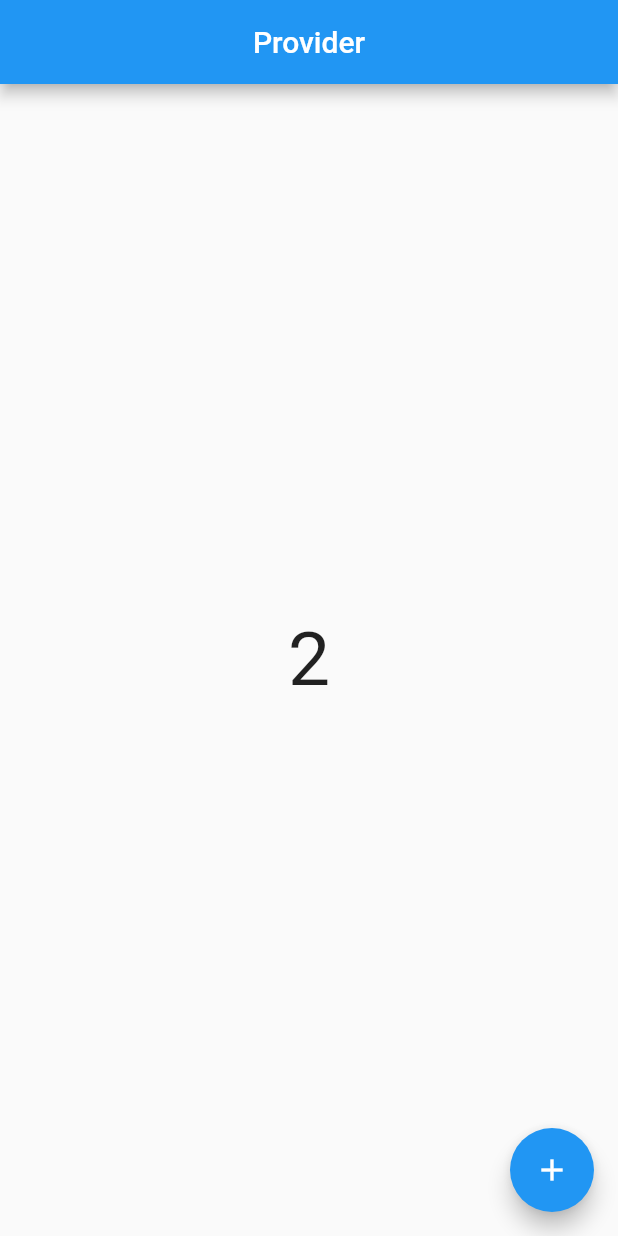
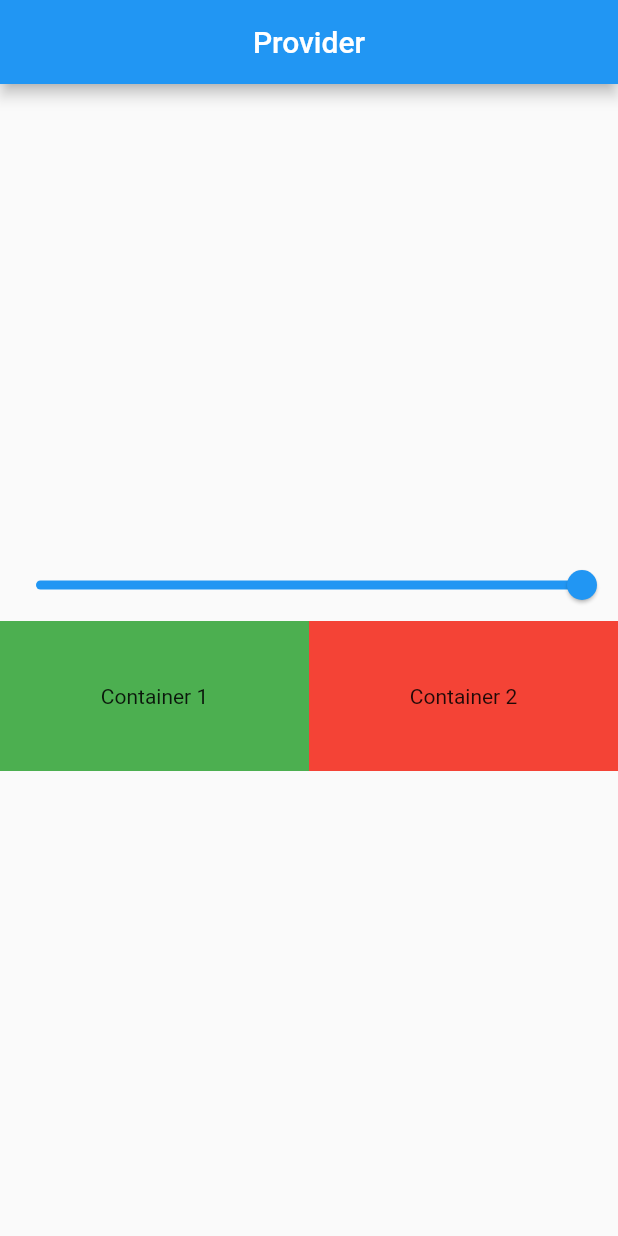
Before and after one commit to HaxOfficial/flutter_provider, a Flutter app: the screen it shows after launch, on a phone screen of 412 x 824 dp. Run offline on Flutter 3.47's test engine with Material 2 defaults, Android fonts, the phone set to English and light mode, and no system bars.

Commit message:
Flutter Multiple Provider

```diff
--- /dev/null
+++ b/lib/Provider/example_one_provider.dart
@@ -0,0 +1,12 @@
+import 'package:flutter/foundation.dart';
+
+class ExampleOneProvider with ChangeNotifier {
+   double _value = 1.0;
+   double get value => _value;
+
+   void setValue(double value1){
+      _value = value1;
+      notifyListeners();
+   }
+
+}
--- /dev/null
+++ b/lib/Screens/example_one.dart
@@ -0,0 +1,72 @@
+import 'package:flutter/material.dart';
+import 'package:provider/provider.dart';
+
+import '../Provider/example_one_provider.dart';
+
+class ExampleOneScreen extends StatefulWidget {
+  const ExampleOneScreen({super.key});
+
+  @override
+  State<ExampleOneScreen> createState() => _ExampleOneScreenState();
+}
+
+class _ExampleOneScreenState extends State<ExampleOneScreen> {
+  @override
+  Widget build(BuildContext context) {
+
+    return Scaffold(
+      appBar: AppBar(
+        title: Text("Provider"),
+        centerTitle: true,
+      ),
+
+      body: Column(
+        mainAxisAlignment: MainAxisAlignment.center,
+        children: [
+          Consumer<ExampleOneProvider>(builder: (context, value, child) {
+            return Slider(
+                min: 0,
+                max: 1,
+                value: value.value, onChanged: (value1){
+              value.setValue(value1);
+              // value = value1;
+            });
+          }),
+
+          Consumer<ExampleOneProvider>(builder: (context, value, child) {
+            return Row(
+              children: [
+                Expanded(
+                  child: Container(
+                    height: 100,
+                    decoration: BoxDecoration(
+                        color: Colors.green.withOpacity(value.value)
+                    ),
+                    child: Center(
+                      child: Text("Container 1"),
+                    ),
+                  ),
+                ),
+
+                Expanded(
+                  child: Container(
+                    height: 100,
+                    decoration: BoxDecoration(
+                        color: Colors.red.withOpacity(value.value)
+                    ),
+                    child: Center(
+                      child: Text("Container 2"),
+                    ),
+                  ),
+                ),
+
+              ],
+            );
+          }),
+
+
+        ],
+      ),
+    );
+  }
+}
--- a/lib/main.dart
+++ b/lib/main.dart
@@ -1,11 +1,10 @@
 import 'package:flutter/material.dart';
+import 'package:flutter_provider/Provider/example_one_provider.dart';
 import 'package:flutter_provider/Screens/count_example.dart';
-import 'package:flutter_provider/Screens/home_screen.dart';
-import 'package:flutter_provider/Screens/why_provider.dart';
+import 'package:flutter_provider/Screens/example_one.dart';
 import 'package:provider/provider.dart';
 
 import 'Provider/count_provider.dart';
-import 'Screens/stateful_widget_screen.dart';
 
 void main() {
   runApp(const MyApp());
@@ -17,17 +16,32 @@ class MyApp extends StatelessWidget {
   // This widget is the root of your application.
   @override
   Widget build(BuildContext context) {
+    // Todo : This is for Single Provider
+    // return ChangeNotifierProvider(
+    //   create: (_) => CountProvider(),
+    //   child: MaterialApp(
+    //     title: 'Flutter Demo',
+    //     debugShowCheckedModeBanner: false,
+    //     theme: ThemeData(
+    //       // colorScheme: ColorScheme.fromSeed(seedColor: Colors.deepPurple),
+    //       // useMaterial3: true,
+    //     ),
+    //     home: const CountExample(),
+    //   ),
+    // );
 
-    return ChangeNotifierProvider(
-      create: (_) => CountProvider(),
+
+    // Todo : This is for Multi Provider
+    return MultiProvider(
+      providers: [
+        ChangeNotifierProvider(create: (_) => CountProvider()),
+        ChangeNotifierProvider(create: (_) => ExampleOneProvider()),
+      ],
       child: MaterialApp(
         title: 'Flutter Demo',
         debugShowCheckedModeBanner: false,
-        theme: ThemeData(
-          // colorScheme: ColorScheme.fromSeed(seedColor: Colors.deepPurple),
-          // useMaterial3: true,
-        ),
-        home: const CountExample(),
+        theme: ThemeData(),
+        home: const ExampleOneScreen(),
       ),
     );
 
@@ -38,7 +52,7 @@ class MyApp extends StatelessWidget {
     //     // colorScheme: ColorScheme.fromSeed(seedColor: Colors.deepPurple),
     //     // useMaterial3: true,
     //   ),
-    //   home: const CountExample(),
+    //   home: const ExampleOneScreen(),
     // );
   }
 }
```
